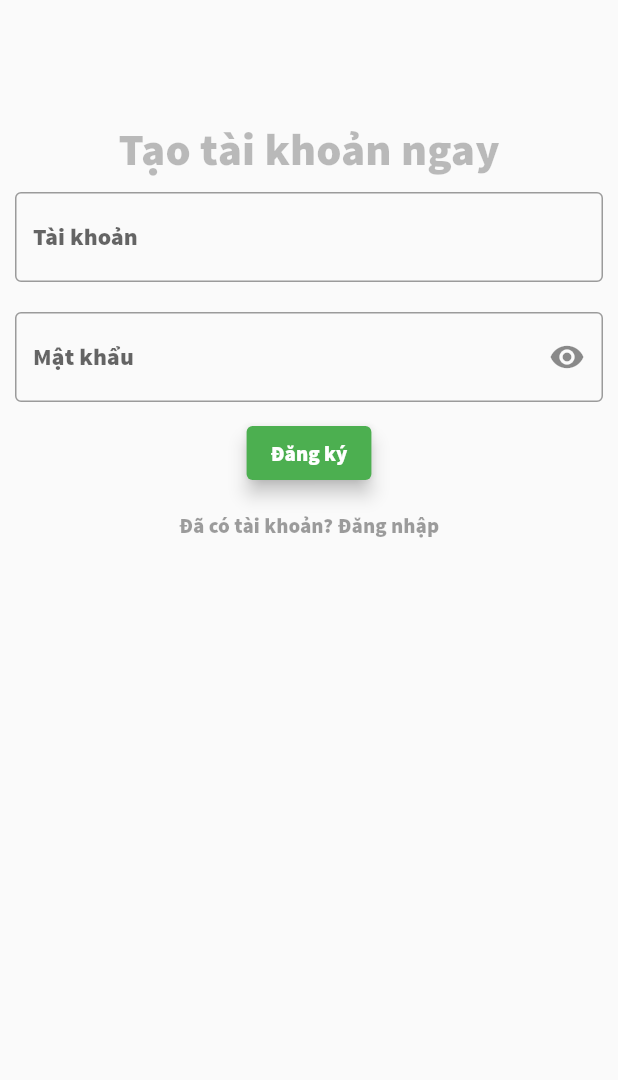
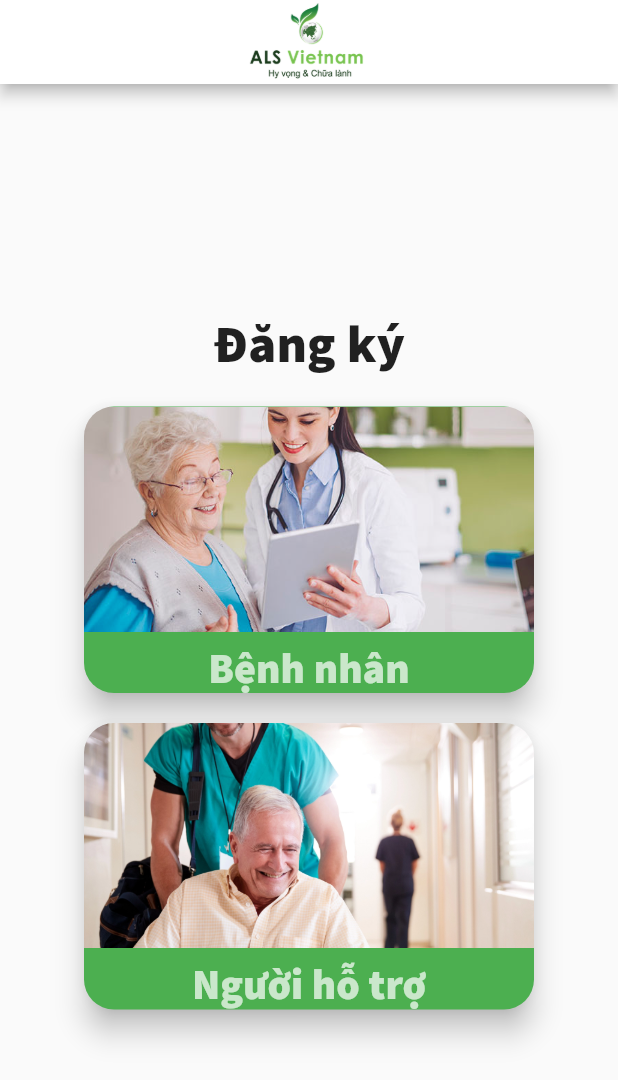
Before and after one commit to TranCongLiem/ALS_FE_CapstoneUI, a Flutter app: the screen it shows after launch, after a tap on "Chưa có tài khoản? Đăng ký", on a phone screen of 412 x 824 dp. Shown: the top 1080 px of the screen. Run offline on Flutter 3.47's test engine with Material 2 defaults, Android fonts, the phone set to English and light mode, and no system bars; our stand-ins replace animated_splash_screen, flutter_tts, lottie, page_transition, permission_handler, video_player.

Commit message:
Add role screen

```diff
--- a/lib/Feature/Excerise/ListExcerise.dart
+++ b/lib/Feature/Excerise/ListExcerise.dart
@@ -18,7 +18,7 @@ class _ListExceriseState extends State<ListExcerise> {
         title: Text('Bài tập'),
       ),
       body: SingleChildScrollView(
-        padding: EdgeInsets.all(10.0),
+        padding: EdgeInsets.only(left: 20, right: 20, top: 8),
         child: Column(
           children: [
             //search bar
@@ -26,7 +26,6 @@ class _ListExceriseState extends State<ListExcerise> {
                 padding: EdgeInsets.symmetric(horizontal: 24, vertical: 4),
             ),
             SizedBox(
-
               child: Row(
                 children: [
                   Expanded(child: Container(
@@ -80,7 +79,7 @@ class _ListExceriseState extends State<ListExcerise> {
             ),
             Container(
                 padding: const EdgeInsets.only(top: 15),
-              height: size.height/3,
+              height: size.height/5,
               width: size.width/1,
               child: ListView(
                 scrollDirection: Axis.horizontal,
@@ -99,15 +98,18 @@ class _ListExceriseState extends State<ListExcerise> {
               )
             ),
             Padding(
-              padding: const EdgeInsets.only(top: 15),
+              padding: const EdgeInsets.only(top: 20),
               child: Row(
                 mainAxisAlignment: MainAxisAlignment.spaceBetween,
                 crossAxisAlignment: CrossAxisAlignment.center,
                 children:[
-                  Text('Phân loại', style: TextStyle(
-                    fontSize: 25,
-                    fontWeight: FontWeight.w500,
-                  ),
+                  Padding(
+                    padding: const EdgeInsets.only(bottom: 15),
+                    child: Text('Phân loại', style: TextStyle(
+                      fontSize: 25,
+                      fontWeight: FontWeight.w500,
+                    ),
+                    ),
                   ),
                   Text('Xem tất cả', style: TextStyle(
                     color: Colors.blueAccent,
@@ -144,7 +146,7 @@ class _ListExceriseState extends State<ListExcerise> {
 }
 Widget  buildCardRecommend() => Expanded(
   child: Container(
-    height: 200,
+    height: 100,
     width: 200,
     decoration: BoxDecoration(
       color: Colors.green[50],
--- a/lib/Home/home_screen.dart
+++ b/lib/Home/home_screen.dart
@@ -64,7 +64,7 @@ class HomeBody extends StatelessWidget {
                 children:<Widget>[
                   IconButton(
                     icon: Icon(Icons.message_rounded),
-                    iconSize: 60,
+                    iconSize: 80,
                     color: const Color(0xff6ABF4B),
                     onPressed: () {
                       Navigator.push(context, MaterialPageRoute(builder: (context) => TextToSpeech()));
@@ -87,7 +87,7 @@ class HomeBody extends StatelessWidget {
                 children:<Widget>[
                   IconButton(
                       icon: Icon(Icons.keyboard_voice),
-                      iconSize: 60,
+                      iconSize: 80,
                       color: const Color(0xff6ABF4B),
                       onPressed: () {
                         Navigator.push(context, MaterialPageRoute(builder: (context) => SpeechToText()));
@@ -110,7 +110,7 @@ class HomeBody extends StatelessWidget {
                 children:<Widget>[
                   IconButton(
                       icon: Icon(Icons.save),
-                      iconSize: 60,
+                      iconSize: 80,
                       color: const Color(0xff6ABF4B),
                       onPressed: () {
                         Navigator.push(context, MaterialPageRoute(builder: (context) => SaveRecording()));
@@ -133,7 +133,7 @@ class HomeBody extends StatelessWidget {
                 children:<Widget>[
                   IconButton(
                       icon: Icon(Icons.list_alt_sharp),
-                      iconSize: 60,
+                      iconSize: 80,
                       color: const Color(0xff6ABF4B),
                       onPressed: () {
                         Navigator.push(context, MaterialPageRoute(builder: (context) => ListExcerise()));
--- a/lib/Login/login_screen.dart
+++ b/lib/Login/login_screen.dart
@@ -1,4 +1,5 @@
 import 'package:capstone_ui/Register/register_screen.dart';
+import 'package:capstone_ui/Register/role_screen.dart';
 import 'package:flutter/material.dart';
 import '';
 import '../Home/home_screen.dart';
@@ -105,7 +106,7 @@ class _LoginScreenState extends State<LoginScreen> {
                 ),
                 TextButton(
                     onPressed: (){
-                      Navigator.push(context, MaterialPageRoute(builder: (context) => Register()));
+                      Navigator.push(context, MaterialPageRoute(builder: (context) => RoleScreen()));
                     } ,
                     child: Text('Chưa có tài khoản? Đăng ký'),
                     style: ButtonStyle(
--- /dev/null
+++ b/lib/Register/role_screen.dart
@@ -0,0 +1,111 @@
+import 'package:capstone_ui/Register/register_screen.dart';
+import 'package:flutter/material.dart';
+class RoleScreen extends StatefulWidget {
+  const RoleScreen({Key? key}) : super(key: key);
+
+  @override
+  State<RoleScreen> createState() => _RoleScreenState();
+}
+
+class _RoleScreenState extends State<RoleScreen> {
+
+  @override
+  Widget build(BuildContext context) {
+    final Size size= MediaQuery.of(context).size;
+    return Scaffold(
+
+        appBar: AppBar(
+          title: Image.asset('assets/images/logo_ALS.png', width: 100,),
+          centerTitle: true,
+          backgroundColor: const Color(0xffffffff),
+        ),
+
+      body: Center(
+        child: Column(
+          mainAxisAlignment: MainAxisAlignment.center,
+          children: [
+            Padding(
+              padding: const EdgeInsets.only(bottom: 20),
+              child: Text('Đăng ký', style: TextStyle(
+                fontSize: 35
+              ),),
+            ),
+            Padding(
+              padding: const EdgeInsets.only(bottom: 20),
+              child: Material(
+                elevation: 8,
+                borderRadius: BorderRadius.circular(20),
+                clipBehavior: Clip.antiAliasWithSaveLayer,
+                color: Colors.green,
+                child: Stack(
+                  alignment: Alignment.center,
+                  children: [
+                    InkWell(
+                      splashColor: Colors.white70,
+                      onTap: (){
+                        Navigator.push(context, MaterialPageRoute(builder: (context) => Register()));
+                      },
+                      child: Column(
+                        mainAxisSize: MainAxisSize.min,
+                        children: [
+                          Ink.image(
+                            image: const AssetImage('assets/images/role_patient.png'),
+                            height: 150,
+                            width: 300,
+                            fit: BoxFit.cover,
+                          ),
+                          SizedBox(height: 6,),
+                          Text(
+                            'Bệnh nhân',
+                            style: TextStyle(
+                                color: Colors.white70,
+                                fontSize: 28,
+                            ),
+                          )
+                        ],
+                      ),
+                    ),
+                  ],
+                ),
+              ),
+            ),
+            Material(
+              elevation: 8,
+              borderRadius: BorderRadius.circular(20),
+              clipBehavior: Clip.antiAliasWithSaveLayer,
+              color: Colors.green,
+              child: Stack(
+                alignment: Alignment.center,
+                children: [
+                  InkWell(
+                    splashColor: Colors.black26,
+                    onTap: (){},
+                    child: Column(
+                      mainAxisSize: MainAxisSize.min,
+                      children: [
+                        Ink.image(
+                          image: const AssetImage('assets/images/role_supporter.png'),
+                          height: 150,
+                          width: 300,
+                          fit: BoxFit.cover,
+                        ),
+                        SizedBox(height: 6,),
+                        Text(
+                          'Người hỗ trợ',
+                          style: TextStyle(
+                            color: Colors.white70,
+                            fontSize: 28,
+                          ),
+                        )
+                      ],
+                    ),
+                  ),
+                ],
+              ),
+            ),
+          ],
+        ),
+      ),
+    );
+  }
+}
--- a/lib/Splash/splash_screen.dart
+++ b/lib/Splash/splash_screen.dart
@@ -1,3 +1,5 @@
+import 'dart:async';
+
 import 'package:animated_splash_screen/animated_splash_screen.dart';
 import 'package:capstone_ui/Home/home_screen.dart';
 import 'package:capstone_ui/Login/login_screen.dart';
@@ -5,17 +7,32 @@ import 'package:flutter/material.dart';
 import 'package:page_transition/page_transition.dart';
 import 'package:lottie/lottie.dart';
 
-class SplashScreen extends StatelessWidget {
+class SplashScreen extends StatefulWidget {
   const SplashScreen({Key? key}) : super(key: key);
 
   @override
+  State<SplashScreen> createState() => _SplashScreenState();
+}
+
+class _SplashScreenState extends State<SplashScreen> {
+  @override
+  void initState() {
+    super.initState();
+    Timer(Duration(seconds: 2),
+            ()=>Navigator.pushReplacement(context,
+            MaterialPageRoute(builder:
+                (context) => LoginScreen()
+            )
+        )
+    );
+  }
+  @override
   Widget build(BuildContext context) {
-    return AnimatedSplashScreen(
-        splash: Lottie.asset('assets/lottie/welcome1.json'),
-        splashIconSize: 300,
-        backgroundColor: Colors.white,
-        pageTransitionType: PageTransitionType.rightToLeftWithFade,
-        nextScreen: LoginScreen());
-
+    final Size size= MediaQuery.of(context).size;
+    return Container(
+        color: Colors.white,
+        // child:FlutterLogo(size:MediaQuery.of(context).size.height)
+      child: Image.asset('assets/images/logo_ALS.png', height: size.height,),
+    );
   }
 }
--- a/pubspec.yaml
+++ b/pubspec.yaml
@@ -44,7 +44,11 @@ dependencies:
 dev_dependencies:
   flutter_test:
     sdk: flutter
-
+  flutter_launcher_icons: ^0.10.0
+flutter_icons:
+  android: true
+  ios: true
+  image_path: "assets/images/logo_ALS.png"
   # The "flutter_lints" package below contains a set of recommended lints to
   # encourage good coding practices. The lint set provided by the package is
   # activated in the `analysis_options.yaml` file located at the root of your
```
Also changed, not shown: assets/images/role_patient.png (added), assets/images/role_supporter.png (added), pubspec.lock, 11 other files.
